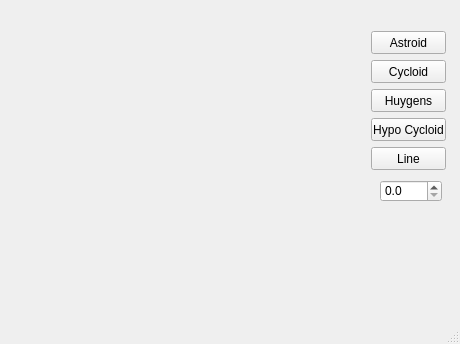
Qt form mainwindow.ui (DavDiva/Qt_2D_Shapes) before a commit.
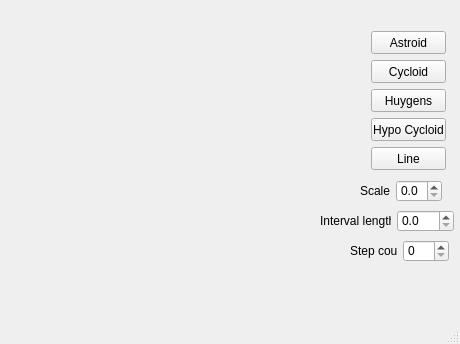
The same form after that commit. Custom widgets are drawn as their Qt base class.

Commit message: customize scale interval and step count

Diff of the .ui file:
```diff
--- a/mainwindow.ui
+++ b/mainwindow.ui
@@ -24,19 +24,6 @@
      </rect>
     </property>
    </widget>
-   <widget class="QDoubleSpinBox" name="spinScale">
-    <property name="geometry">
-     <rect>
-      <x>380</x>
-      <y>180</y>
-      <width>62</width>
-      <height>22</height>
-     </rect>
-    </property>
-    <property name="decimals">
-     <number>1</number>
-    </property>
-   </widget>
    <widget class="QPushButton" name="btnLine">
     <property name="geometry">
      <rect>
@@ -102,6 +89,93 @@
      <string>Hypo Cycloid</string>
     </property>
    </widget>
+   <widget class="QWidget" name="">
+    <property name="geometry">
+     <rect>
+      <x>360</x>
+      <y>180</y>
+      <width>82</width>
+      <height>22</height>
+     </rect>
+    </property>
+    <layout class="QHBoxLayout" name="horizontalLayout">
+     <item>
+      <widget class="QLabel" name="label">
+       <property name="text">
+        <string>Scale</string>
+       </property>
+      </widget>
+     </item>
+     <item>
+      <widget class="QDoubleSpinBox" name="spinScale">
+       <property name="decimals">
+        <number>1</number>
+       </property>
+      </widget>
+     </item>
+    </layout>
+   </widget>
+   <widget class="QWidget" name="">
+    <property name="geometry">
+     <rect>
+      <x>320</x>
+      <y>210</y>
+      <width>134</width>
+      <height>22</height>
+     </rect>
+    </property>
+    <layout class="QHBoxLayout" name="horizontalLayout_2">
+     <item>
+      <widget class="QLabel" name="label_2">
+       <property name="text">
+        <string>Interval length</string>
+       </property>
+      </widget>
+     </item>
+     <item>
+      <widget class="QDoubleSpinBox" name="spinInterval">
+       <property name="decimals">
+        <number>1</number>
+       </property>
+       <property name="maximum">
+        <double>100.000000000000000</double>
+       </property>
+       <property name="singleStep">
+        <double>1.000000000000000</double>
+       </property>
+      </widget>
+     </item>
+    </layout>
+   </widget>
+   <widget class="QWidget" name="">
+    <property name="geometry">
+     <rect>
+      <x>350</x>
+      <y>240</y>
+      <width>99</width>
+      <height>22</height>
+     </rect>
+    </property>
+    <layout class="QHBoxLayout" name="horizontalLayout_3">
+     <item>
+      <widget class="QLabel" name="label_3">
+       <property name="text">
+        <string>Step count</string>
+       </property>
+      </widget>
+     </item>
+     <item>
+      <widget class="QSpinBox" name="spinCount">
+       <property name="maximum">
+        <number>512</number>
+       </property>
+       <property name="singleStep">
+        <number>1</number>
+       </property>
+      </widget>
+     </item>
+    </layout>
+   </widget>
   </widget>
   <widget class="QStatusBar" name="statusbar"/>
  </widget>
```
The commit also changes 3 other files.
